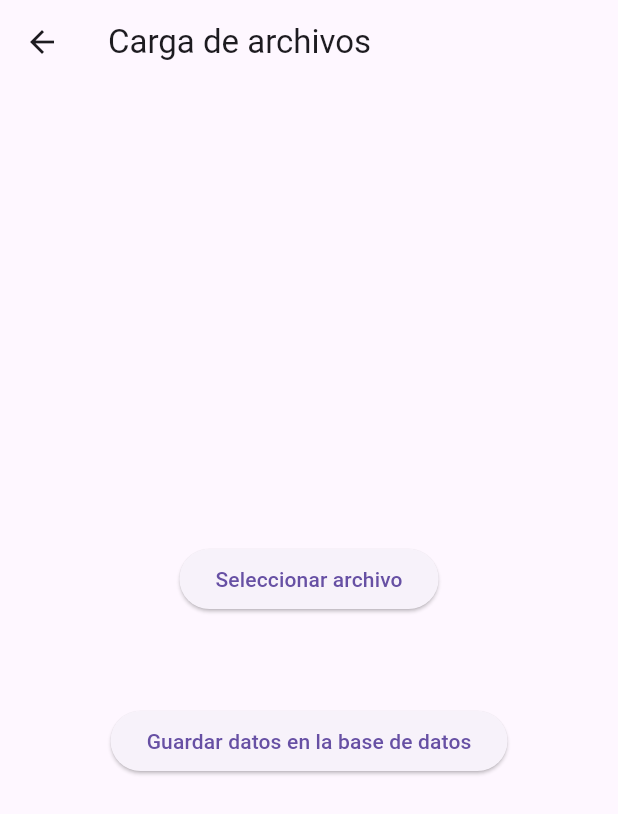
After one commit to yeyogomez68/ftr-tfm, a Flutter app: the FilePickerPage screen opened directly, after a tap on "Guardar datos en la base de datos", on a phone screen of 412 x 824 dp. The commit adds this screen. Shown: the top 814 px of the screen. Run offline on Flutter 3.47's test engine with Material 3 defaults, Android fonts, the phone set to English and light mode, and no system bars; our stand-ins replace cloud_firestore, file_picker, firebase_auth, firebase_core, firebase_storage, google_sign_in and 4 more; accounts and stored records are empty.

Commit message:
Ajuste carga de datos

```diff
--- /dev/null
+++ b/lib/model/TreeDataModel.dart
@@ -0,0 +1,25 @@
+class TreeDataModel {
+  final String speciesName;
+  final double totalHeight;
+  final double x;
+  final double y;
+  final String fileName;
+
+  TreeDataModel({
+    required this.speciesName,
+    required this.totalHeight,
+    required this.x,
+    required this.y,
+    required this.fileName,
+  });
+
+  Map<String, dynamic> toMap() {
+    return {
+      'speciesName': speciesName,
+      'totalHeight': totalHeight,
+      'x': x,
+      'y': y,
+      'fileName': fileName,
+    };
+  }
+}
--- /dev/null
+++ b/lib/pages/FilePickerPage.dart
@@ -0,0 +1,20 @@
+import 'package:flutter/material.dart';
+import 'package:tfm_admin/widgets/FilePickerWidget.dart';
+
+void main() {
+  runApp(MaterialApp(
+    home: FilePickerPage(),
+  ));
+}
+
+class FilePickerPage extends StatelessWidget {
+  @override
+  Widget build(BuildContext context) {
+    return Scaffold(
+      appBar: AppBar(
+        title: Text('Carga de archivos'),
+      ),
+      body: FilePickerWidget(),
+    );
+  }
+}
--- /dev/null
+++ b/lib/widgets/FilePickerWidget.dart
@@ -0,0 +1,89 @@
+import 'dart:convert';
+import 'dart:io';
+import 'package:flutter/material.dart';
+import 'package:file_picker/file_picker.dart';
+import 'package:path_provider/path_provider.dart';
+import 'package:tfm_admin/db/DatabaseHelper.dart';
+import 'package:tfm_admin/model/TreeDataModel.dart';
+
+class FilePickerWidget extends StatefulWidget {
+  @override
+  _FilePickerWidgetState createState() => _FilePickerWidgetState();
+}
+
+class _FilePickerWidgetState extends State<FilePickerWidget> {
+  String? _filePath;
+  String? _fileContents;
+
+  Future<void> _openFilePicker() async {
+    FilePickerResult? result = await FilePicker.platform.pickFiles(
+      type: FileType.custom,
+      allowedExtensions: ['txt'],
+    );
+
+    if (result != null) {
+      File file = File(result.files.single.path!);
+      String contents = await file.readAsString();
+
+      setState(() {
+        _filePath = result.files.single.path!;
+        _fileContents = contents;
+      });
+    }
+  }
+
+  Future<void> _saveToFileSystem() async {
+    if (_fileContents != null) {
+      List<String> lines = _fileContents!.split('\n');
+      for (var line in lines) {
+        List<String> parts = line.split(',');
+        String speciesName = parts[0].trim();
+        double totalHeight = double.parse(parts[1].trim());
+        double x = double.parse(parts[2].trim());
+        double y = double.parse(parts[3].trim());
+        String fileName = parts[4].trim();
+
+        TreeDataModel data = TreeDataModel(
+          speciesName: speciesName,
+          totalHeight: totalHeight,
+          x: x,
+          y: y,
+          fileName: fileName,
+        );
+        await DatabaseHelper.insertData(data);
+      }
+
+      ScaffoldMessenger.of(context).showSnackBar(
+        SnackBar(content: Text('Datos guardados en la base de datos')),
+      );
+    }
+  }
+
+  @override
+  Widget build(BuildContext context) {
+    return Scaffold(
+      body: Center(
+        child: Column(
+          mainAxisAlignment: MainAxisAlignment.center,
+          children: <Widget>[
+            ElevatedButton(
+              onPressed: _openFilePicker,
+              child: Text('Seleccionar archivo'),
+            ),
+            SizedBox(height: 20),
+            if (_filePath != null)
+              Text('Ruta del archivo seleccionado: $_filePath'),
+            SizedBox(height: 20),
+            if (_fileContents != null)
+              Text('Contenido del archivo:\n$_fileContents'),
+            SizedBox(height: 20),
+            ElevatedButton(
+              onPressed: _saveToFileSystem,
+              child: Text('Guardar datos en la base de datos'),
+            ),
+          ],
+        ),
+      ),
+    );
+  }
+}
--- a/pubspec.yaml
+++ b/pubspec.yaml
@@ -52,6 +52,7 @@ dependencies:
   flutter_local_notifications: ^17.1.1
   geolocator: ^11.0.0
   file_picker: ^8.0.3
+  sqflite: ^2.3.3
 
 dev_dependencies:
   flutter_test:
```
Also changed, not shown: lib/db/DatabaseHelper.dart (added, +49 -0 lines), lib/pages/MyHGomePage.dart (+23 -7 lines), lib/widgets/TreeMapWidget.dart (deleted), pubspec.lock, 1 other file.
